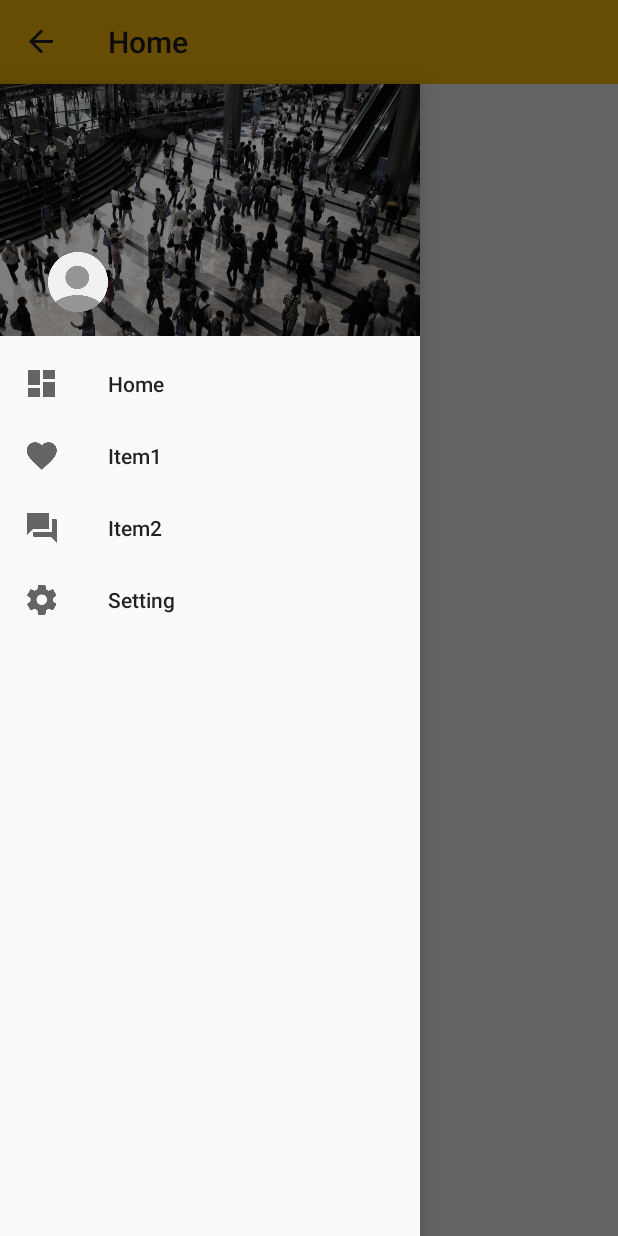
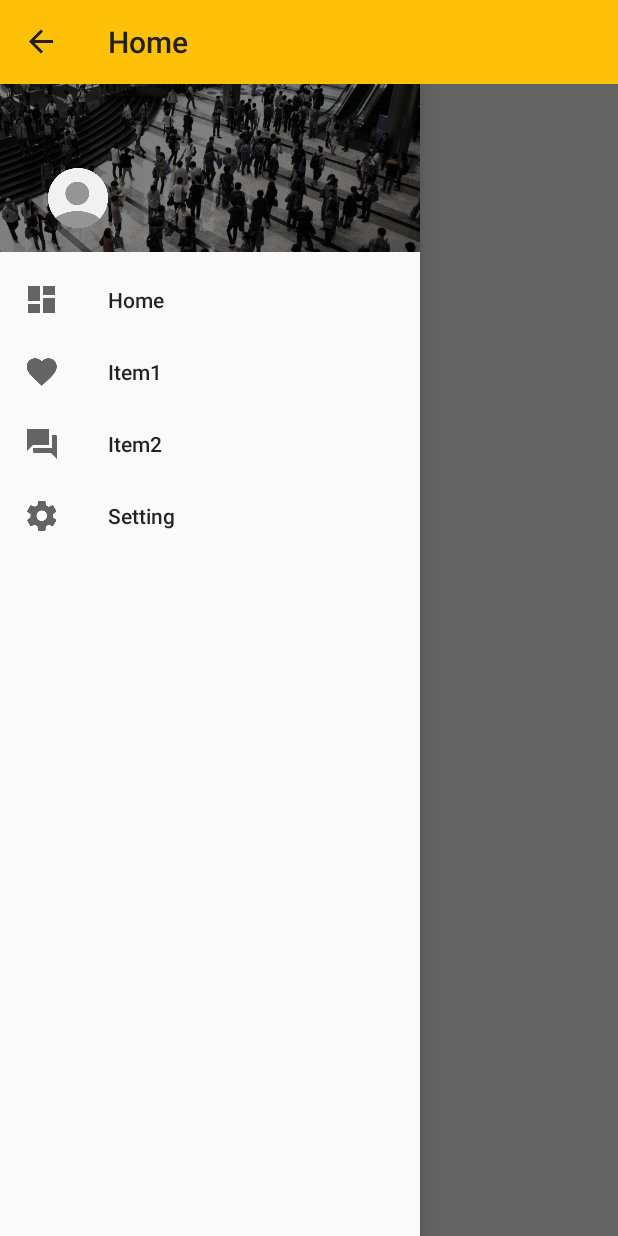
Before and after one commit to hassanabidpk/BestPracticeForAndroid, an Android app: the screen it shows after launch (MainActivity), after a tap on "Open", on a phone screen of 412 x 824 dp. Run offline under Robolectric (Android 15) with nearby library versions, the phone set to English and light mode, and no system bars; pictures from the network do not load; 2 statements that could not run were skipped.

Commit message:
Modify NavigationView cannot cover a toolbar and divide style.xml and themes.xml

```diff
--- a/app/src/main/java/com/flashgugu/bestpracticeforandroid/ui/MainActivity.java
+++ b/app/src/main/java/com/flashgugu/bestpracticeforandroid/ui/MainActivity.java
@@ -7,6 +7,7 @@ import android.support.v7.app.ActionBarDrawerToggle;
 import android.support.v7.app.AppCompatActivity;
 import android.os.Bundle;
 import android.support.v7.widget.Toolbar;
+import android.util.Log;
 import android.view.MenuItem;
 import android.view.View;
 import android.widget.ImageView;
@@ -19,8 +20,10 @@ import com.flashgugu.bestpracticeforandroid.helper.GlideCircleTransformHelper;
 public class MainActivity extends AppCompatActivity {
 
     //We should naming "m"+valuename for membervalues
+    private DrawerLayout mDrawerLayout;
 
-    private DrawerLayout mDrawerLayout;
+    //TAG value is log identifier
+    private static final String TAG = MainActivity.class.getSimpleName();
 
     @Override
     protected void onCreate(Bundle savedInstanceState) {
@@ -37,7 +40,6 @@ public class MainActivity extends AppCompatActivity {
 
     private void initToolbar() {
         //We can naming free for localvalues
-
         Toolbar toolbar = (Toolbar) findViewById(R.id.main_toolbar);
         setSupportActionBar(toolbar);
 
@@ -48,6 +50,7 @@ public class MainActivity extends AppCompatActivity {
                 super.onDrawerOpened(drawerView);
                 invalidateOptionsMenu();
                 syncState();
+                Log.d(TAG, "onDrawerOpened");
             }
 
             @Override
@@ -55,6 +58,7 @@ public class MainActivity extends AppCompatActivity {
                 super.onDrawerClosed(drawerView);
                 invalidateOptionsMenu();
                 syncState();
+                Log.d(TAG, "onDrawerClosed");
             }
         };
 
@@ -72,7 +76,6 @@ public class MainActivity extends AppCompatActivity {
         }
 
         actionBarDrawerToggle.syncState();
-
     }
 
     private void initNavigationView() {
--- a/app/src/main/res/layout/activity_main.xml
+++ b/app/src/main/res/layout/activity_main.xml
@@ -1,30 +1,27 @@
-<android.support.v4.widget.DrawerLayout
-    xmlns:android="http://schemas.android.com/apk/res/android"
+<LinearLayout xmlns:android="http://schemas.android.com/apk/res/android"
     xmlns:app="http://schemas.android.com/apk/res-auto"
     xmlns:tools="http://schemas.android.com/tools"
-    android:id="@+id/drawer_layout"
     android:layout_width="match_parent"
     android:layout_height="match_parent"
+    android:orientation="vertical"
     tools:context=".MainActivity">
-
-    <LinearLayout
-        android:layout_width="match_parent"
-        android:layout_height="wrap_content"
-        android:orientation="vertical">
 
     <android.support.v7.widget.Toolbar
         android:id="@+id/main_toolbar"
         android:layout_width="match_parent"
         android:layout_height="?attr/actionBarSize"
         android:background="@color/colorPrimary"
-            app:theme="@style/ActionBarTheme"/>
+        app:theme="@style/ActionBarTheme" />
+
+    <android.support.v4.widget.DrawerLayout
+        android:id="@+id/drawer_layout"
+        android:layout_width="match_parent"
+        android:layout_height="match_parent">
 
         <FrameLayout
             android:id="@+id/main_content_container"
             android:layout_width="match_parent"
             android:layout_height="match_parent" />
-
-    </LinearLayout>
 
         <android.support.design.widget.NavigationView
             android:id="@+id/main_nav_view"
@@ -32,8 +29,8 @@
             android:layout_height="match_parent"
             android:layout_gravity="start"
             android:fitsSystemWindows="true"
-        android:layout_marginTop="@dimen/appbar"
             app:headerLayout="@layout/layout_nav_header"
             app:menu="@menu/drawer_view" />
 
     </android.support.v4.widget.DrawerLayout>
+</LinearLayout>
--- a/app/src/main/res/layout/layout_nav_header.xml
+++ b/app/src/main/res/layout/layout_nav_header.xml
@@ -3,7 +3,7 @@
 <RelativeLayout xmlns:android="http://schemas.android.com/apk/res/android"
     android:id="@+id/chosen_account_view"
     android:layout_width="match_parent"
-    android:layout_height="@dimen/appbar_x3">
+    android:layout_height="@dimen/appbar_x2">
 
     <ImageView
         android:layout_width="match_parent"
--- a/app/src/main/res/values/styles.xml
+++ b/app/src/main/res/values/styles.xml
@@ -1,21 +1,6 @@
 <resources>
 
-    <!-- Base application theme. -->
-    <style name="BestPracticeAppTheme" parent="Theme.AppCompat.Light.NoActionBar">
-        <item name="colorPrimary">@color/colorPrimary</item>
-        <item name="colorPrimaryDark">@color/colorPrimaryDark</item>
-        <item name="colorAccent">@color/colorAccent</item>
-    </style>
-
-    <style name="ActionBarTheme" parent="ThemeOverlay.AppCompat.ActionBar">
-        <item name="colorPrimary">@color/colorPrimary</item>
-        <item name="colorPrimaryDark">@color/colorPrimaryDark</item>
-        <item name="colorAccent">@color/colorAccent</item>
-        <item name="android:textColorPrimary">@color/textColorPrimary</item> <!-- Toolbar Text Color-->
-        <item name="selectableItemBackgroundBorderless">?android:selectableItemBackground</item>
-        <item name="selectableItemBackground">?android:selectableItemBackground</item>
-        <item name="drawerArrowStyle">@style/MyTheme.DrawerArrowToggle</item>
-    </style>
+    <!-- Write about widget styling code in styles.xml  -->
 
     <style name="MyTheme.DrawerArrowToggle" parent="Widget.AppCompat.DrawerArrowToggle">
         <item name="color">@color/textColorPrimary</item> <!-- Toolbar Navigation HomeButton Color-->
--- /dev/null
+++ b/app/src/main/res/values/themes.xml
@@ -0,0 +1,22 @@
+<?xml version="1.0" encoding="utf-8"?>
+<resources>
+
+    <!-- Write about Activity or Application theme styling code in themes.xml  -->
+
+    <!-- Base application theme. -->
+    <style name="BestPracticeAppTheme" parent="Theme.AppCompat.Light.NoActionBar">
+        <item name="colorPrimary">@color/colorPrimary</item>
+        <item name="colorPrimaryDark">@color/colorPrimaryDark</item>
+        <item name="colorAccent">@color/colorAccent</item>
+    </style>
+
+    <style name="ActionBarTheme" parent="ThemeOverlay.AppCompat.ActionBar">
+        <item name="colorPrimary">@color/colorPrimary</item>
+        <item name="colorPrimaryDark">@color/colorPrimaryDark</item>
+        <item name="colorAccent">@color/colorAccent</item>
+        <item name="android:textColorPrimary">@color/textColorPrimary</item> <!-- Toolbar Text Color-->
+        <item name="selectableItemBackgroundBorderless">?android:selectableItemBackground</item>
+        <item name="selectableItemBackground">?android:selectableItemBackground</item>
+        <item name="drawerArrowStyle">@style/MyTheme.DrawerArrowToggle</item>
+    </style>
+</resources>
```
Also changed, not shown: 2 other files. Lines whose indentation alone changed are shown as unchanged.
